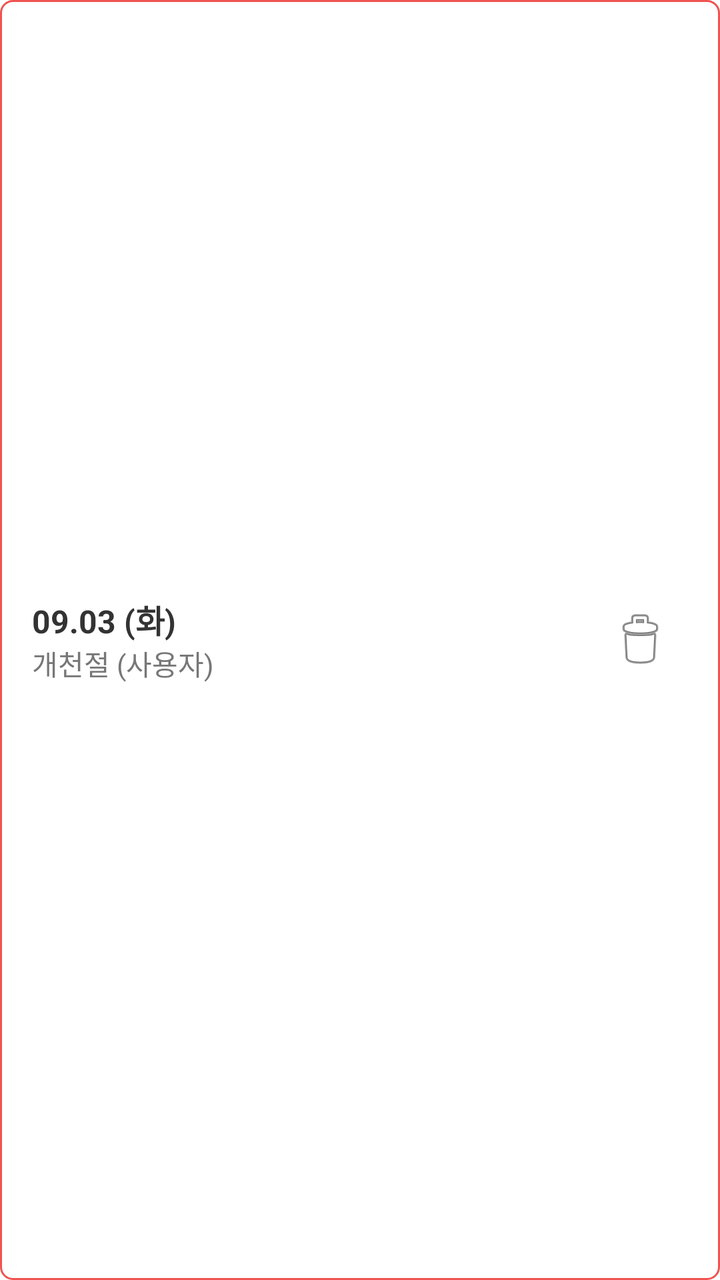
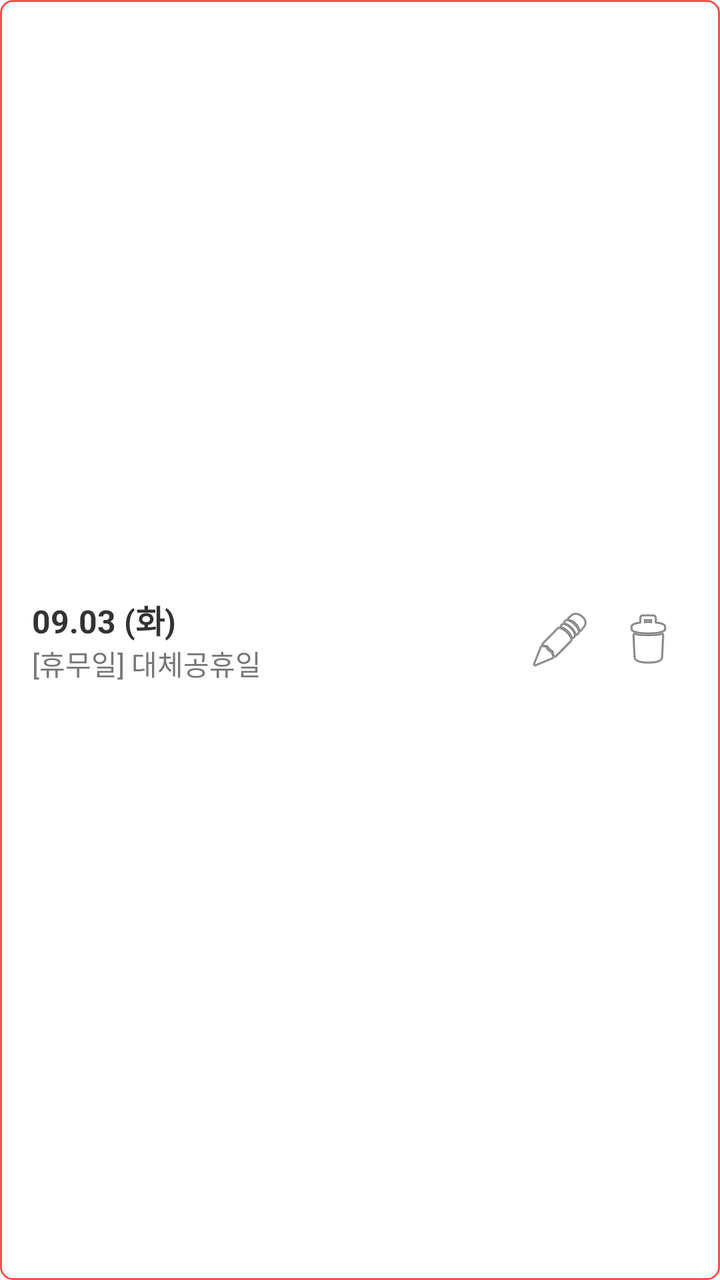

The first picture is an Android layout as it rendered before a commit; the second is the same layout after the commit. The layout source and the unified diff follow.
<!-- AndroidManifest.xml: application theme Theme.BusinessDayCalculator -->
<!-- res/layout/list_item_holiday.xml -->
<?xml version="1.0" encoding="utf-8"?>
<LinearLayout xmlns:android="http://schemas.android.com/apk/res/android"
    android:layout_width="match_parent"
    android:layout_height="wrap_content"
    android:orientation="horizontal"
    android:padding="16dp"
    android:gravity="center_vertical"
    android:background="@drawable/chip_green"
    android:layout_marginBottom="8dp">

    
    <LinearLayout
        android:layout_width="0dp"
        android:layout_height="wrap_content"
        android:layout_weight="1"
        android:orientation="vertical">

        <TextView
            android:id="@+id/tvDate"
            android:layout_width="wrap_content"
            android:layout_height="wrap_content"
            android:textSize="16sp"
            android:textStyle="bold"
            android:textColor="@color/text_main"
            android:text="09.03 (화)" />

        <TextView
            android:id="@+id/tvName"
            android:layout_width="wrap_content"
            android:layout_height="wrap_content"
            android:textSize="14sp"
            android:textColor="@color/text_secondary"
            android:text="개천절 (사용자)" />
    </LinearLayout>

    <ImageButton
        android:id="@+id/btnDelete"
        android:layout_width="48dp"
        android:layout_height="48dp"
        android:src="@android:drawable/ic_menu_delete"
        android:background="?attr/selectableItemBackgroundBorderless"
        android:contentDescription="@string/delete" />
</LinearLayout>
<!-- resources referenced by this layout -->
<resources>
  <color name="text_main">#333333</color>
  <color name="text_secondary">#777777</color>
  <!-- drawable chip_green (drawable) -->
  <?xml version="1.0" encoding="utf-8"?>
  <shape xmlns:android="http://schemas.android.com/apk/res/android"
      android:shape="rectangle">
      <corners android:radius="6dp" />
      <stroke android:width="1dp" android:color="@color/chip_green_border" />
      <solid android:color="@color/white" />
  </shape>
  <string name="delete">삭제</string>
  <style name="Theme.BusinessDayCalculator" parent="Base.Theme.BusinessDayCalculator" />
  <color name="chip_green_border">#EF5350</color>
  <color name="white">#FFFFFFFF</color>
  <style name="Base.Theme.BusinessDayCalculator" parent="Theme.MaterialComponents.DayNight.NoActionBar">
          
          <item name="colorPrimary">@color/primary</item>
          <item name="colorPrimaryVariant">@color/primary_variant</item>
          <item name="colorOnPrimary">@color/white</item>
          <item name="colorSecondary">@color/secondary</item>
      </style>
  <color name="primary">#C8102E</color>
  <color name="primary_variant">#A00C24</color>
  <color name="secondary">#FFEBEE</color>
</resources>

<!-- the commit's change to res/layout/list_item_holiday.xml (unified diff, before → after) -->
@@ -8,7 +8,6 @@
     android:background="@drawable/chip_green"
     android:layout_marginBottom="8dp">
 
-    
     <LinearLayout
         android:layout_width="0dp"
         android:layout_height="wrap_content"
@@ -30,13 +29,22 @@
             android:layout_height="wrap_content"
             android:textSize="14sp"
             android:textColor="@color/text_secondary"
-            android:text="개천절 (사용자)" />
+            android:text="[휴무일] 대체공휴일" />
     </LinearLayout>
 
     <ImageButton
+        android:id="@+id/btnEdit"
+        android:layout_width="40dp"
+        android:layout_height="40dp"
+        android:src="@android:drawable/ic_menu_edit"
+        android:background="?attr/selectableItemBackgroundBorderless"
+        android:contentDescription="수정"
+        android:layout_marginEnd="4dp" />
+
+    <ImageButton
         android:id="@+id/btnDelete"
-        android:layout_width="48dp"
-        android:layout_height="48dp"
+        android:layout_width="40dp"
+        android:layout_height="40dp"
         android:src="@android:drawable/ic_menu_delete"
         android:background="?attr/selectableItemBackgroundBorderless"
         android:contentDescription="@string/delete" />
